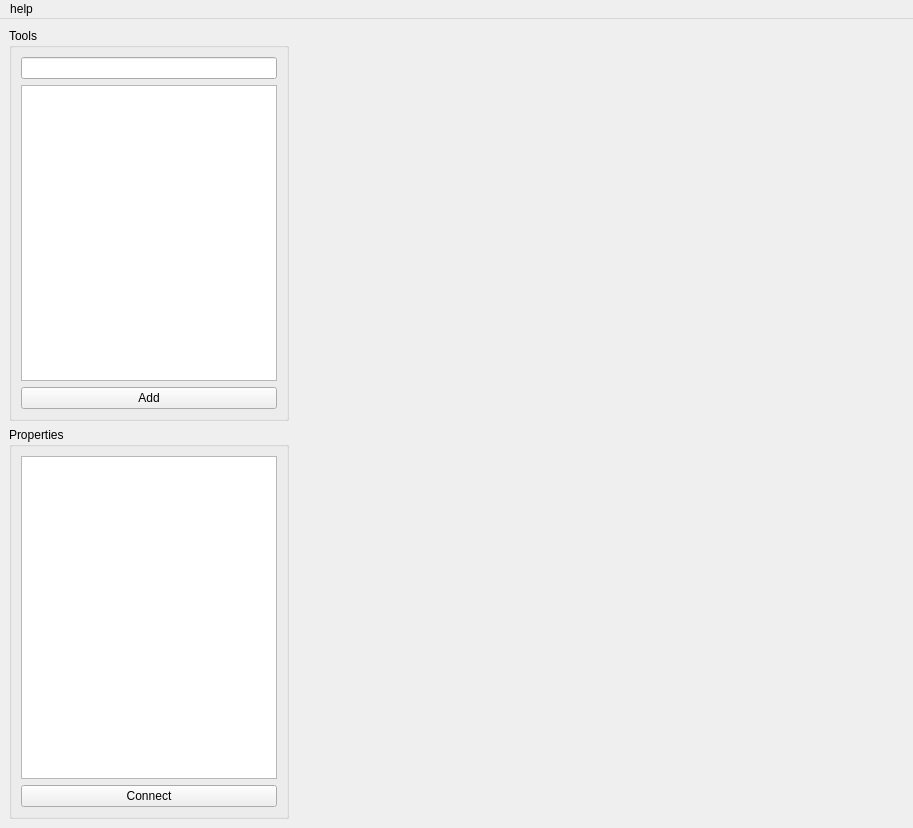
Qt form Core/GUI/pipeline_editor/main_window.ui (ctlab/BioinformaticsDSL) before a commit.
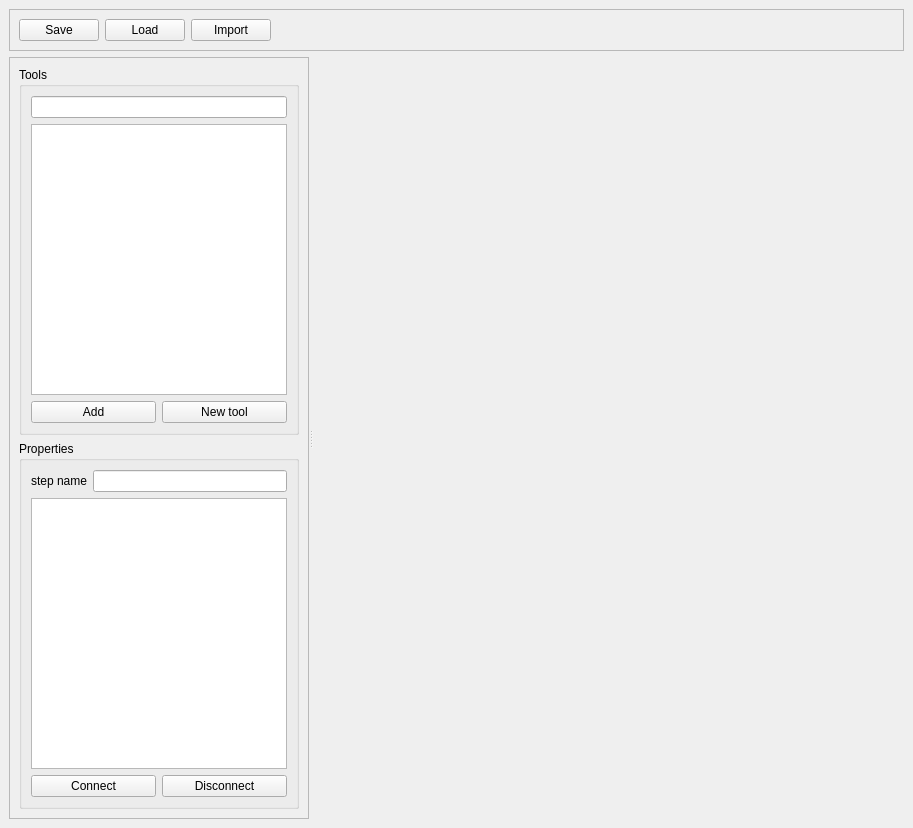
The same form after that commit.

```diff
--- a/Core/GUI/pipeline_editor/main_window.ui
+++ b/Core/GUI/pipeline_editor/main_window.ui
@@ -14,13 +14,82 @@
    <string>Pipeline editor</string>
   </property>
   <widget class="QWidget" name="centralwidget">
-   <layout class="QHBoxLayout" name="horizontalLayout">
+   <layout class="QVBoxLayout" name="verticalLayout_4">
     <item>
+     <widget class="QFrame" name="frame_2">
+      <property name="sizePolicy">
+       <sizepolicy hsizetype="Preferred" vsizetype="Fixed">
+        <horstretch>0</horstretch>
+        <verstretch>0</verstretch>
+       </sizepolicy>
+      </property>
+      <property name="frameShape">
+       <enum>QFrame::StyledPanel</enum>
+      </property>
+      <property name="frameShadow">
+       <enum>QFrame::Raised</enum>
+      </property>
+      <layout class="QHBoxLayout" name="horizontalLayout_4">
+       <item>
+        <widget class="QPushButton" name="pushButton">
+         <property name="text">
+          <string>Save</string>
+         </property>
+        </widget>
+       </item>
+       <item>
+        <widget class="QPushButton" name="pushButton_3">
+         <property name="text">
+          <string>Load</string>
+         </property>
+        </widget>
+       </item>
+       <item>
+        <widget class="QPushButton" name="pushButton_4">
+         <property name="text">
+          <string>Import</string>
+         </property>
+        </widget>
+       </item>
+       <item>
+        <spacer name="horizontalSpacer_2">
+         <property name="orientation">
+          <enum>Qt::Horizontal</enum>
+         </property>
+         <property name="sizeHint" stdset="0">
+          <size>
+           <width>614</width>
+           <height>20</height>
+          </size>
+         </property>
+        </spacer>
+       </item>
+      </layout>
+     </widget>
+    </item>
+    <item>
+     <widget class="QSplitter" name="splitter">
+      <property name="orientation">
+       <enum>Qt::Horizontal</enum>
+      </property>
+      <widget class="QFrame" name="frame">
+       <property name="sizePolicy">
+        <sizepolicy hsizetype="Fixed" vsizetype="Expanding">
+         <horstretch>0</horstretch>
+         <verstretch>0</verstretch>
+        </sizepolicy>
+       </property>
+       <property name="frameShape">
+        <enum>QFrame::StyledPanel</enum>
+       </property>
+       <property name="frameShadow">
+        <enum>QFrame::Raised</enum>
+       </property>
      <layout class="QVBoxLayout" name="verticalLayout_3">
       <item>
        <widget class="QGroupBox" name="groupBox">
         <property name="sizePolicy">
-         <sizepolicy hsizetype="Fixed" vsizetype="Preferred">
+           <sizepolicy hsizetype="Preferred" vsizetype="Expanding">
           <horstretch>0</horstretch>
           <verstretch>0</verstretch>
          </sizepolicy>
@@ -36,19 +105,30 @@
           <widget class="QListView" name="lstTools"/>
          </item>
          <item>
+            <layout class="QHBoxLayout" name="horizontalLayout">
+             <item>
           <widget class="QPushButton" name="btnAddStep">
            <property name="text">
             <string>Add</string>
            </property>
           </widget>
          </item>
+             <item>
+              <widget class="QPushButton" name="btnNewTool">
+               <property name="text">
+                <string>New tool</string>
+               </property>
+              </widget>
+             </item>
+            </layout>
+           </item>
         </layout>
        </widget>
       </item>
       <item>
        <widget class="QGroupBox" name="groupBox_2">
         <property name="sizePolicy">
-         <sizepolicy hsizetype="Fixed" vsizetype="Preferred">
+           <sizepolicy hsizetype="Preferred" vsizetype="Expanding">
           <horstretch>0</horstretch>
           <verstretch>0</verstretch>
          </sizepolicy>
@@ -58,8 +138,24 @@
         </property>
         <layout class="QVBoxLayout" name="verticalLayout_2">
          <item>
-          <widget class="QListView" name="listView"/>
-         </item>
+            <layout class="QHBoxLayout" name="horizontalLayout_3">
+             <item>
+              <widget class="QLabel" name="label">
+               <property name="text">
+                <string>step name</string>
+               </property>
+              </widget>
+             </item>
+             <item>
+              <widget class="QLineEdit" name="edSelectedName"/>
+             </item>
+            </layout>
+           </item>
+           <item>
+            <widget class="QTableView" name="tblSelectedStepArgs"/>
+           </item>
+           <item>
+            <layout class="QHBoxLayout" name="horizontalLayout_2">
          <item>
           <widget class="QPushButton" name="btnConnect">
            <property name="text">
@@ -67,13 +163,38 @@
            </property>
           </widget>
          </item>
-        </layout>
-       </widget>
-      </item>
-     </layout>
-    </item>
     <item>
+              <widget class="QPushButton" name="pushButton_2">
+               <property name="text">
+                <string>Disconnect</string>
+               </property>
+              </widget>
+             </item>
+            </layout>
+           </item>
+          </layout>
+         </widget>
+        </item>
+       </layout>
+      </widget>
+      <widget class="QWidget" name="">
      <layout class="QVBoxLayout" name="areaLayout">
+        <property name="sizeConstraint">
+         <enum>QLayout::SetDefaultConstraint</enum>
+        </property>
+        <item>
+         <spacer name="horizontalSpacer_3">
+          <property name="orientation">
+           <enum>Qt::Horizontal</enum>
+          </property>
+          <property name="sizeHint" stdset="0">
+           <size>
+            <width>1000</width>
+            <height>0</height>
+           </size>
+          </property>
+         </spacer>
+        </item>
       <item>
        <spacer name="horizontalSpacer">
         <property name="orientation">
@@ -81,32 +202,24 @@
         </property>
         <property name="sizeHint" stdset="0">
          <size>
-          <width>40</width>
-          <height>20</height>
+            <width>100</width>
+            <height>0</height>
          </size>
         </property>
        </spacer>
       </item>
      </layout>
+      </widget>
+     </widget>
     </item>
    </layout>
-  </widget>
-  <widget class="QMenuBar" name="menubar">
-   <property name="geometry">
-    <rect>
-     <x>0</x>
-     <y>0</y>
-     <width>913</width>
-     <height>20</height>
-    </rect>
-   </property>
-   <widget class="QMenu" name="menuHelp">
-    <property name="title">
-     <string>help</string>
-    </property>
-    <addaction name="actionAbout"/>
-   </widget>
-   <addaction name="menuHelp"/>
+   <zorder>frame</zorder>
+   <zorder>frame_2</zorder>
+   <zorder></zorder>
+   <zorder></zorder>
+   <zorder>splitter</zorder>
+   <zorder>horizontalSpacer</zorder>
+   <zorder>horizontalSpacer</zorder>
   </widget>
   <action name="actionAbout">
    <property name="text">
```
Lines whose indentation alone changed are shown as unchanged.
